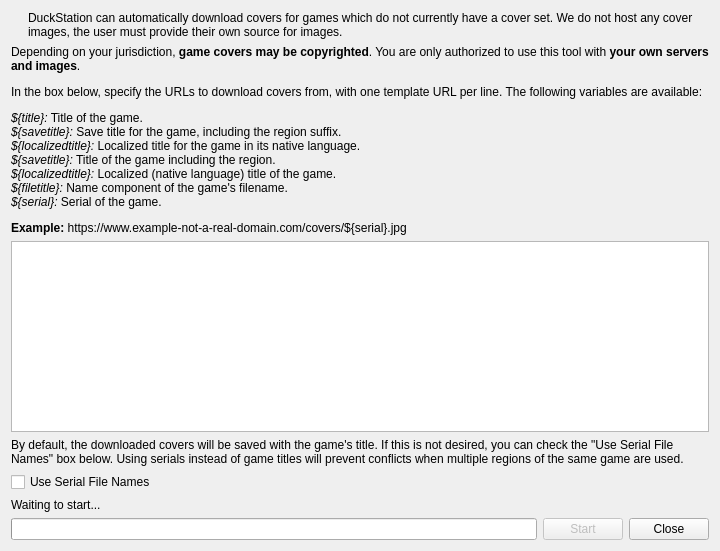
First picture: the form in src/duckstation-qt/coverdownloadwindow.ui, repository stenzek/duckstation, before the edit.
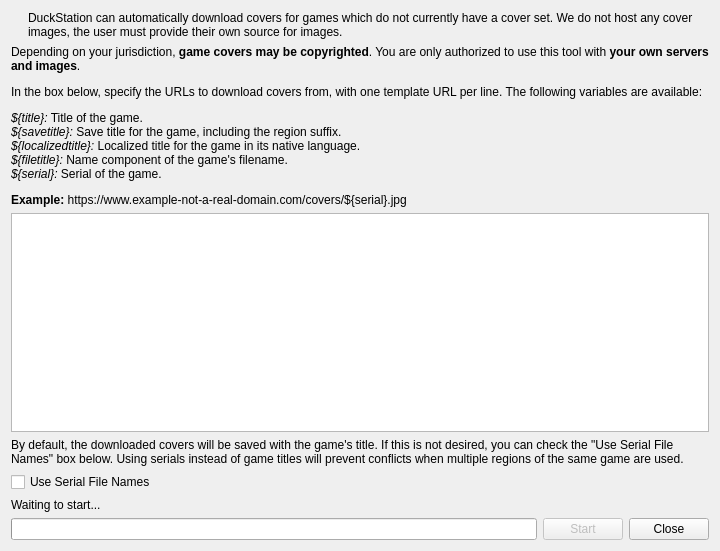
Second picture: the form after the edit. Icons and pictures are not drawn.

Commit message: Qt: Fix doubled-up help description

Diff of the .ui file:
```diff
--- a/src/duckstation-qt/coverdownloadwindow.ui
+++ b/src/duckstation-qt/coverdownloadwindow.ui
@@ -51,7 +51,7 @@
       </sizepolicy>
      </property>
      <property name="text">
-      <string>&lt;html&gt;&lt;head/&gt;&lt;body&gt;&lt;p&gt;Depending on your jurisdiction, &lt;span style=&quot; font-weight:700;&quot;&gt;game covers may be copyrighted&lt;/span&gt;. You are only authorized to use this tool with &lt;span style=&quot; font-weight:700;&quot;&gt;your own servers and images&lt;/span&gt;.&lt;/p&gt;&lt;p&gt;In the box below, specify the URLs to download covers from, with one template URL per line. The following variables are available:&lt;/p&gt;&lt;p&gt;&lt;span style=&quot; font-style:italic;&quot;&gt;${title}:&lt;/span&gt; Title of the game.&lt;br/&gt;&lt;span style=&quot; font-style:italic;&quot;&gt;${savetitle}:&lt;/span&gt; Save title for the game, including the region suffix.&lt;br/&gt;&lt;span style=&quot; font-style:italic;&quot;&gt;${localizedtitle}:&lt;/span&gt; Localized title for the game in its native language.&lt;br/&gt;&lt;span style=&quot; font-style:italic;&quot;&gt;${savetitle}:&lt;/span&gt; Title of the game including the region.&lt;br/&gt;&lt;span style=&quot; font-style:italic;&quot;&gt;${localizedtitle}:&lt;/span&gt; Localized (native language) title of the game.&lt;br/&gt;&lt;span style=&quot; font-style:italic;&quot;&gt;${filetitle}:&lt;/span&gt; Name component of the game's filename.&lt;br/&gt;&lt;span style=&quot; font-style:italic;&quot;&gt;${serial}:&lt;/span&gt; Serial of the game.&lt;/p&gt;&lt;p&gt;&lt;span style=&quot; font-weight:700;&quot;&gt;Example:&lt;/span&gt; https://www.example-not-a-real-domain.com/covers/${serial}.jpg&lt;/p&gt;&lt;/body&gt;&lt;/html&gt;</string>
+      <string>&lt;html&gt;&lt;head/&gt;&lt;body&gt;&lt;p&gt;Depending on your jurisdiction, &lt;span style=&quot; font-weight:700;&quot;&gt;game covers may be copyrighted&lt;/span&gt;. You are only authorized to use this tool with &lt;span style=&quot; font-weight:700;&quot;&gt;your own servers and images&lt;/span&gt;.&lt;/p&gt;&lt;p&gt;In the box below, specify the URLs to download covers from, with one template URL per line. The following variables are available:&lt;/p&gt;&lt;p&gt;&lt;span style=&quot; font-style:italic;&quot;&gt;${title}:&lt;/span&gt; Title of the game.&lt;br/&gt;&lt;span style=&quot; font-style:italic;&quot;&gt;${savetitle}:&lt;/span&gt; Save title for the game, including the region suffix.&lt;br/&gt;&lt;span style=&quot; font-style:italic;&quot;&gt;${localizedtitle}:&lt;/span&gt; Localized title for the game in its native language.&lt;br/&gt;&lt;span style=&quot; font-style:italic;&quot;&gt;${filetitle}:&lt;/span&gt; Name component of the game's filename.&lt;br/&gt;&lt;span style=&quot; font-style:italic;&quot;&gt;${serial}:&lt;/span&gt; Serial of the game.&lt;/p&gt;&lt;p&gt;&lt;span style=&quot; font-weight:700;&quot;&gt;Example:&lt;/span&gt; https://www.example-not-a-real-domain.com/covers/${serial}.jpg&lt;/p&gt;&lt;/body&gt;&lt;/html&gt;</string>
      </property>
      <property name="wordWrap">
       <bool>true</bool>
```
